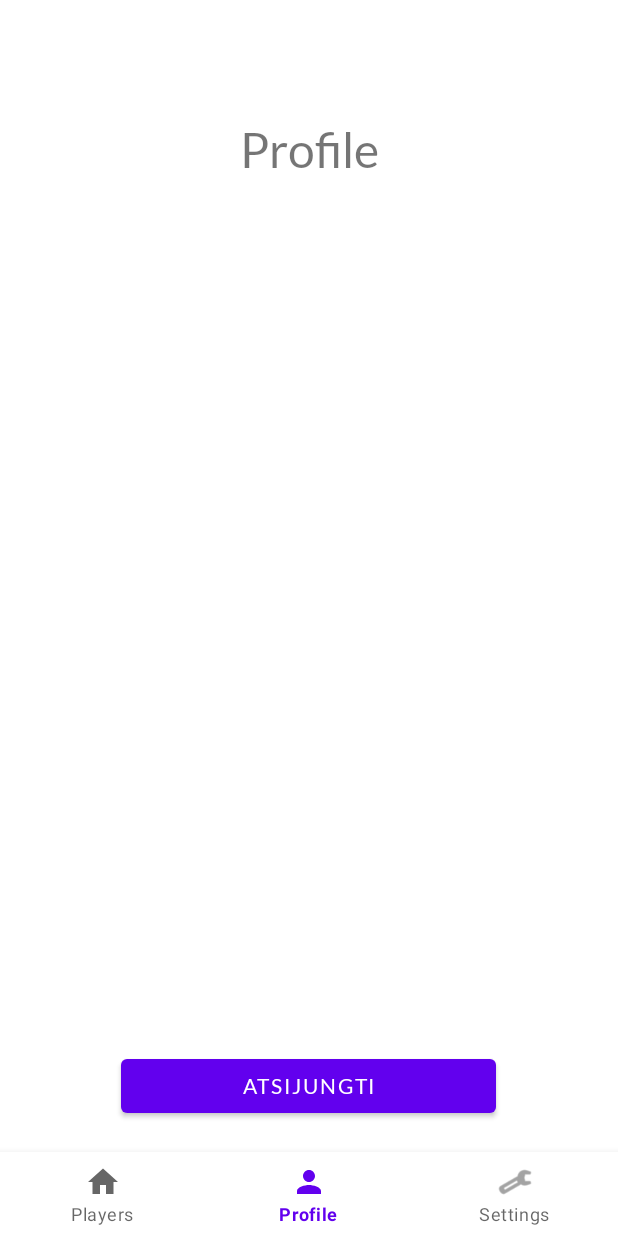
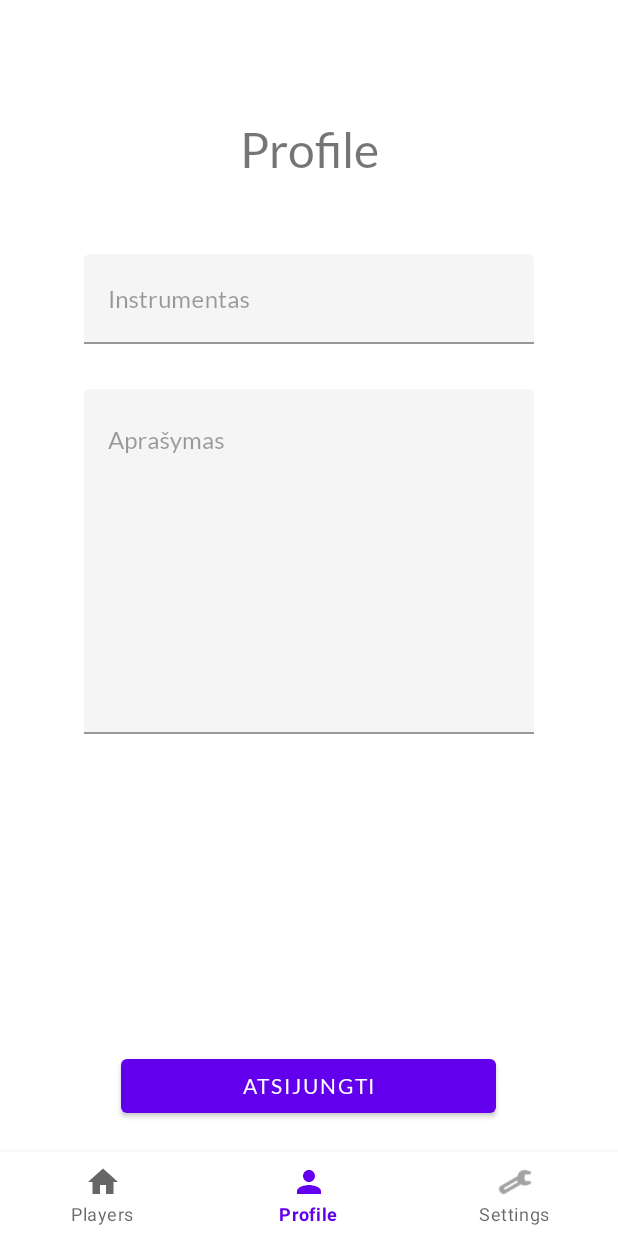
Before and after one commit to daumantasp/grokim_kartu, an Android app: the ProfileFragment screen opened through its navigation route, on a phone screen of 412 x 824 dp. Run offline under Robolectric (Android 15) with nearby library versions, the phone set to English and light mode, and no system bars; our stand-ins replace Dagger/Hilt's generated code, Firebase (no records; nobody signed in at launch, a user with empty details on screens opened directly), data binding, navigation-ui; 4 statements that could not run were skipped.

Commit message:
Show instrument and description in profile fragment. Still not possible to edit

```diff
--- a/app/src/main/java/com/dauma/grokimkartu/models/forms/ProfileForm.kt
+++ b/app/src/main/java/com/dauma/grokimkartu/models/forms/ProfileForm.kt
@@ -7,4 +7,17 @@ import androidx.lifecycle.MutableLiveData
 import com.dauma.grokimkartu.BR
 
 class ProfileForm: BaseObservable() {
+    @get:Bindable
+    var instrument: String = ""
+        set(value) {
+            field = value
+            notifyPropertyChanged(BR.instrument)
+        }
+
+    @get:Bindable
+    var description: String = ""
+        set(value) {
+            field = value
+            notifyPropertyChanged(BR.description)
+        }
 }
--- a/app/src/main/java/com/dauma/grokimkartu/ui/main/ProfileFragment.kt
+++ b/app/src/main/java/com/dauma/grokimkartu/ui/main/ProfileFragment.kt
@@ -30,6 +30,10 @@ class ProfileFragment : Fragment() {
         binding.model = profileViewModel
         val view = binding.root
         setupObservers()
+        if (savedInstanceState == null) {
+            // TODO: Still reloads on device rotate, probably need to save state instance
+            profileViewModel.loadProfile()
+        }
 
         return view
     }
--- a/app/src/main/java/com/dauma/grokimkartu/viewmodels/main/ProfileViewModel.kt
+++ b/app/src/main/java/com/dauma/grokimkartu/viewmodels/main/ProfileViewModel.kt
@@ -27,6 +27,13 @@ class ProfileViewModel @Inject constructor(
         return profileForm
     }
 
+    fun loadProfile() {
+        usersRepository.getUserProfile { profile, e ->
+            this.profileForm.instrument = profile?.instrument ?: ""
+            this.profileForm.description = profile?.description ?: ""
+        }
+    }
+
     fun logoutClicked() {
         try {
             usersRepository.logOut()
--- a/app/src/main/res/layout/fragment_profile.xml
+++ b/app/src/main/res/layout/fragment_profile.xml
@@ -26,6 +26,48 @@
             android:layout_marginBottom="50dp"
             android:text="@string/profile_fragment" />
 
+        <com.google.android.material.textfield.TextInputLayout
+            android:id="@+id/instrumentTextInput"
+            android:layout_width="300dp"
+            android:layout_height="80dp"
+            android:layout_marginBottom="10dp"
+            android:enabled="false"
+            android:layout_gravity="center">
+
+            <com.google.android.material.textfield.TextInputEditText
+                android:id="@+id/instrumentTextInputEditText"
+                android:layout_width="match_parent"
+                android:layout_height="60dp"
+                android:hint="@string/profile_instrument"
+                android:singleLine="true"
+                android:text="@{model.profileForm.instrument}"
+                android:maxLines="1"
+                android:lines="1"
+                android:fontFamily="@font/lato"/>
+
+        </com.google.android.material.textfield.TextInputLayout>
+
+        <com.google.android.material.textfield.TextInputLayout
+            android:id="@+id/descriptionTextInput"
+            android:layout_width="300dp"
+            android:layout_height="250dp"
+            android:layout_marginBottom="10dp"
+            android:enabled="false"
+            android:layout_gravity="center">
+
+            <com.google.android.material.textfield.TextInputEditText
+                android:id="@+id/descriptionTextInputEditText"
+                android:layout_width="match_parent"
+                android:layout_height="230dp"
+                android:hint="@string/profile_desciption"
+                android:text="@{model.profileForm.description}"
+                android:maxLines="10"
+                android:lines="10"
+                android:gravity="top"
+                android:fontFamily="@font/lato"/>
+
+        </com.google.android.material.textfield.TextInputLayout>
+
         <FrameLayout
             android:layout_width="match_parent"
             android:layout_height="0dp"
--- a/app/src/main/res/values/strings.xml
+++ b/app/src/main/res/values/strings.xml
@@ -50,4 +50,6 @@
     <string name="hello_settings_fragment">Hello from Settings fragment</string>
     <string name="settings_fragment">Settings</string>
     <string name="settings_name">Vardas</string>
+    <string name="profile_instrument">Instrumentas</string>
+    <string name="profile_desciption">Aprašymas</string>
 </resources>
```
